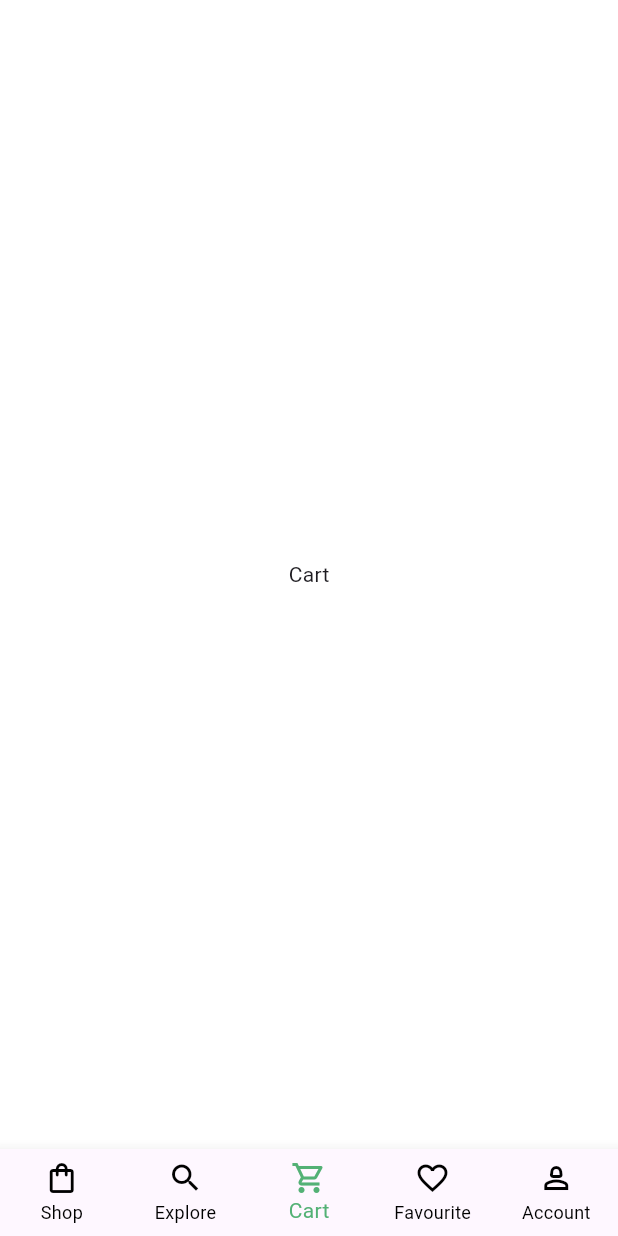
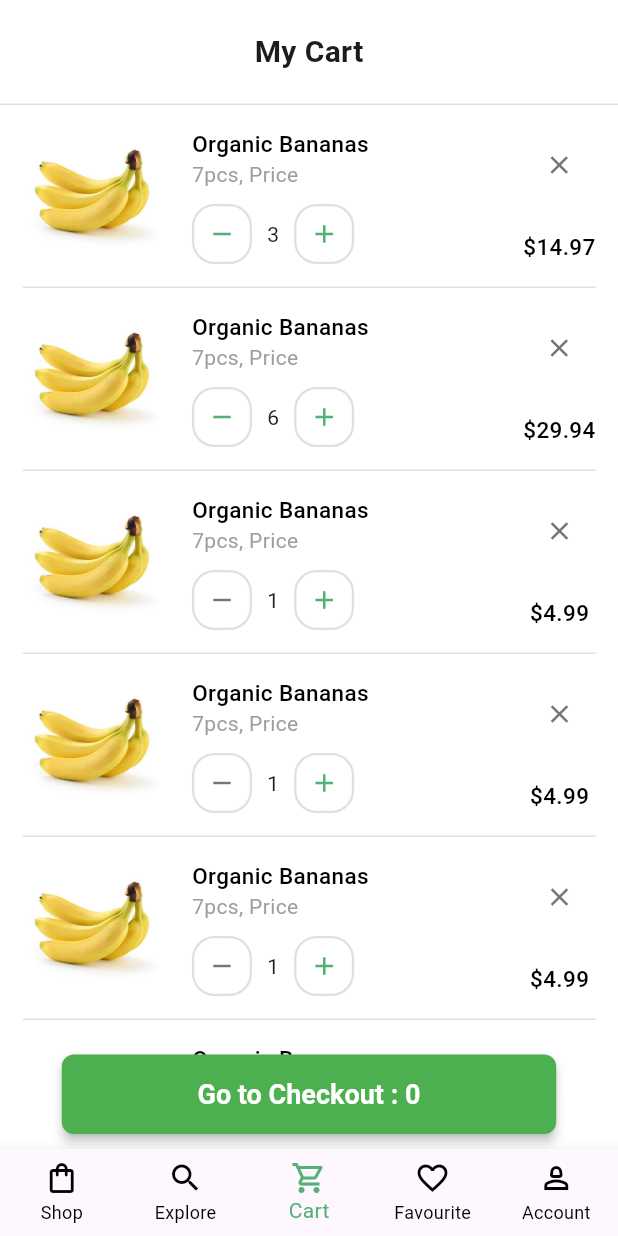
Before and after one commit to Mubashir-Jaweed/GroceriesAppUI-Flutter, a Flutter app: the screen it shows after launch, item 3 of the bottom bar chosen, on a phone screen of 412 x 824 dp. Run offline on Flutter 3.47's test engine with Material 3 defaults, Android fonts, the phone set to English and light mode, and no system bars.

Commit message:
Cart, Favourite Screens Completed Without functionality

```diff
--- /dev/null
+++ b/lib/components/cart_card.dart
@@ -0,0 +1,145 @@
+import 'package:flutter/material.dart';
+
+class CartCard extends StatefulWidget {
+  const CartCard({super.key, required this.cartItem});
+
+  final dynamic cartItem;
+
+  @override
+  State<CartCard> createState() => _CartCardState();
+}
+
+class _CartCardState extends State<CartCard> {
+  @override
+  Widget build(BuildContext context) {
+    return Container(
+      padding: const EdgeInsets.symmetric(vertical: 15),
+      decoration: const BoxDecoration(
+        border: Border(
+          bottom: BorderSide(
+            color: Colors.black12,
+            width: 1,
+          ),
+        ),
+      ),
+      child: Row(
+        mainAxisAlignment: MainAxisAlignment.spaceBetween,
+        crossAxisAlignment: CrossAxisAlignment.center,
+        children: [
+          Row(
+            children: [
+              Image.asset(
+                widget.cartItem['img'],
+                height: 70,
+              ),
+              SizedBox(
+                width: 20,
+              ),
+              Column(
+                crossAxisAlignment: CrossAxisAlignment.start,
+                children: [
+                  Text(
+                    widget.cartItem["name"],
+                    style: const TextStyle(
+                        fontSize: 15,
+                        fontWeight: FontWeight.w500,
+                        color: Colors.black),
+                  ),
+                  Text(
+                    widget.cartItem["qty"],
+                    style: const TextStyle(
+                      fontSize: 14,
+                      color: Colors.grey,
+                    ),
+                  ),
+                  SizedBox(
+                    height: 10,
+                  ),
+                  Row(
+                    children: [
+                      Container(
+                        // padding: EdgeInsets.all(3),
+                        height: 40,
+                        width: 40,
+                        decoration: BoxDecoration(
+                          border: Border.all(
+                            width: 1.5,
+                            color: Colors.grey[300]!,
+                          ),
+                          borderRadius: BorderRadius.circular(15),
+                        ),
+                        child: IconButton(
+                          icon: const Icon(Icons.remove),
+                          color: widget.cartItem['count'] > 1
+                              ? Color(0xff53b175)
+                              : Colors.grey[600],
+                          iconSize: 20,
+                          onPressed: () {
+                            if (widget.cartItem['count'] > 1) {
+                              setState(() {
+                                widget.cartItem['count'] =
+                                    widget.cartItem['count'] - 1;
+                              });
+                            }
+                          },
+                        ),
+                      ),
+                      Container(
+                        padding: EdgeInsets.all(10),
+                        child: Text(
+                          widget.cartItem['count'].toString(),
+                        ),
+                      ),
+                      Container(
+                        height: 40,
+                        width: 40,
+                        decoration: BoxDecoration(
+                          border: Border.all(
+                            width: 1.5,
+                            color: Colors.grey[300]!,
+                          ),
+                          borderRadius: BorderRadius.circular(15),
+                        ),
+                        child: IconButton(
+                          icon: const Icon(Icons.add),
+                          color: Color(0xff53b175),
+                          iconSize: 20,
+                          onPressed: () {
+                            setState(() {
+                              widget.cartItem['count'] =
+                                  widget.cartItem['count'] + 1;
+                            });
+                          },
+                        ),
+                      ),
+                    ],
+                  )
+                ],
+              )
+            ],
+          ),
+          Column(
+            children: [
+              IconButton(
+                icon: const Icon(Icons.close),
+                color: Colors.grey[600],
+                iconSize: 20,
+                onPressed: () {},
+              ),
+              const SizedBox(
+                height: 20,
+              ),
+              Text(
+                '\$${(widget.cartItem['price'] * widget.cartItem['count']).toStringAsFixed(2)}', //issue here
+                style: const TextStyle(
+                    fontSize: 15,
+                    fontWeight: FontWeight.w500,
+                    color: Colors.black),
+              ),
+            ],
+          )
+        ],
+      ),
+    );
+  }
+}
--- /dev/null
+++ b/lib/data/cart_data.dart
@@ -0,0 +1,66 @@
+List<Map<String, dynamic>> Cart = [
+  {
+    "id": 1,
+    "img": "images/banana.jpg",
+    "name": "Organic Bananas",
+    "price": 4.99,
+    "qty": "7pcs, Price",
+    "count": 3
+  },
+  {
+    "id": 2,
+    "img": "images/banana.jpg",
+    "name": "Organic Bananas",
+    "price": 4.99,
+    "qty": "7pcs, Price",
+    "count": 6
+  },
+  {
+    "id": 3,
+    "img": "images/banana.jpg",
+    "name": "Organic Bananas",
+    "price": 4.99,
+    "qty": "7pcs, Price",
+    "count": 1
+  },
+  {
+    "id": 4,
+    "img": "images/banana.jpg",
+    "name": "Organic Bananas",
+    "price": 4.99,
+    "qty": "7pcs, Price",
+    "count": 1
+  },
+  {
+    "id": 5,
+    "img": "images/banana.jpg",
+    "name": "Organic Bananas",
+    "price": 4.99,
+    "qty": "7pcs, Price",
+    "count": 1
+  },
+  {
+    "id": 6,
+    "img": "images/banana.jpg",
+    "name": "Organic Bananas",
+    "price": 4.99,
+    "qty": "7pcs, Price",
+    "count": 1
+  },
+  {
+    "id": 7,
+    "img": "images/banana.jpg",
+    "name": "Organic Bananas",
+    "price": 4.99,
+    "qty": "7pcs, Price",
+    "count": 1
+  },
+  {
+    "id": 8,
+    "img": "images/banana.jpg",
+    "name": "Organic Bananas",
+    "price": 4.99,
+    "qty": "7pcs, Price",
+    "count": 3
+  },
+];
--- /dev/null
+++ b/lib/data/favourite_data.dart
@@ -0,0 +1,42 @@
+List<Map<String, dynamic>> Favourite = [
+  {
+    "id": 1,
+    "img": "images/apple.png",
+    "name": " Bananas",
+    "price": 4.99,
+    "qty": "7pcs, Price",
+    "count": 3
+  },
+  {
+    "id": 2,
+    "img": "images/banana.jpg",
+    "name": "Organic ",
+    "price": 4.99,
+    "qty": "7pcs, Price",
+    "count": 6
+  },
+  {
+    "id": 3,
+    "img": "images/beef.jpg",
+    "name": "Organic Bananas",
+    "price": 4.99,
+    "qty": "7pcs, Price",
+    "count": 1
+  },
+  {
+    "id": 4,
+    "img": "images/ginger.jpg",
+    "name": "Organic Bananas",
+    "price": 4.99,
+    "qty": "7pcs, Price",
+    "count": 1
+  },
+  {
+    "id": 5,
+    "img": "images/banana.jpg",
+    "name": "Organic Bananas",
+    "price": 4.99,
+    "qty": "7pcs, Price",
+    "count": 1
+  },
+];
--- a/lib/screens/cart.dart
+++ b/lib/screens/cart.dart
@@ -1,4 +1,8 @@
+import 'package:flutter/cupertino.dart';
 import 'package:flutter/material.dart';
+import 'package:flutter/widgets.dart';
+import 'package:myapp/components/cart_card.dart';
+import 'package:myapp/data/cart_data.dart';
 
 class cart extends StatefulWidget {
   const cart({super.key});
@@ -8,11 +12,95 @@ class cart extends StatefulWidget {
 }
 
 class _cartState extends State<cart> {
+  List cartItems = [];
+  num amount = 0;
+
+  @override
+  void initState() {
+    super.initState();
+    getCartItems();
+  }
+
+  void getCartItems() {
+    setState(() {
+    cartItems = Cart;
+    });
+  }
+
   @override
   Widget build(BuildContext context) {
-    return const Scaffold(
-      body: Center(
-        child: Text("Cart"),
+    return Scaffold(
+      body: SafeArea(
+        child: Container(
+          width: MediaQuery.of(context).size.width,
+          child: Column(
+            children: [
+              Container(
+                alignment: Alignment.center,
+                padding: EdgeInsets.symmetric(vertical: 20),
+                width: MediaQuery.of(context).size.width,
+                decoration: const BoxDecoration(
+                  border: Border(
+                    bottom: BorderSide(
+                      color: Colors.black12,
+                      width: 1,
+                    ),
+                  ),
+                ),
+                child: const Text(
+                  "My Cart",
+                  style: TextStyle(fontSize: 20, fontWeight: FontWeight.w600),
+                ),
+              ),
+
+              // ...........................
+
+              // ...........................
+
+              Expanded(
+                child: Container(
+                  width: MediaQuery.of(context).size.width,
+                  margin: const EdgeInsets.symmetric(horizontal: 15),
+                  child: ListView.builder(
+                    itemCount: cartItems.length,
+                    itemBuilder: (BuildContext context, int index) {
+                      return CartCard(cartItem: cartItems[index]);
+                    },
+                  ),
+                ),
+              ),
+
+              // ...........................
+
+              SizedBox(
+                width: MediaQuery.of(context).size.width * 0.8,
+                child: ElevatedButton(
+                  onPressed: () {},
+                  child: Text('Go to Checkout : $amount'),
+                  style: ElevatedButton.styleFrom(
+                    foregroundColor: Colors.white,
+                    backgroundColor: Colors.green,
+                    elevation: 3,
+                    shape: RoundedRectangleBorder(
+                      borderRadius: BorderRadius.circular(8),
+                    ),
+                    padding: const EdgeInsets.symmetric(vertical: 16),
+                    textStyle: const TextStyle(
+                      fontSize: 18,
+                      fontWeight: FontWeight.bold,
+                    ),
+                  ),
+                ),
+              ),
+
+              // ...........................
+
+              SizedBox(
+                height: 10,
+              ),
+            ],
+          ),
+        ),
       ),
     );
   }
--- a/lib/screens/explore.dart
+++ b/lib/screens/explore.dart
@@ -60,7 +60,7 @@ class _exploreState extends State<explore> {
               crossAxisAlignment: CrossAxisAlignment.center,
               children: [
                 const SizedBox(
-                  height: 15,
+                  height: 20,
                 ),
                 const Text(
                   "Find Products",
--- a/lib/sub_screens/product_details.dart
+++ b/lib/sub_screens/product_details.dart
@@ -163,7 +163,8 @@ class _ProductDetailsState extends State<ProductDetails> {
                             color: Colors.grey,
                             width: 1,
                           ),
-                        )),
+                        ),
+                        ),
                         width: MediaQuery.of(context).size.width,
                         child: Column(
                           children: [
```
Also changed, not shown: lib/components/favourite_card.dart (added, +82 -0 lines), lib/screens/favourite.dart (+89 -3 lines).
